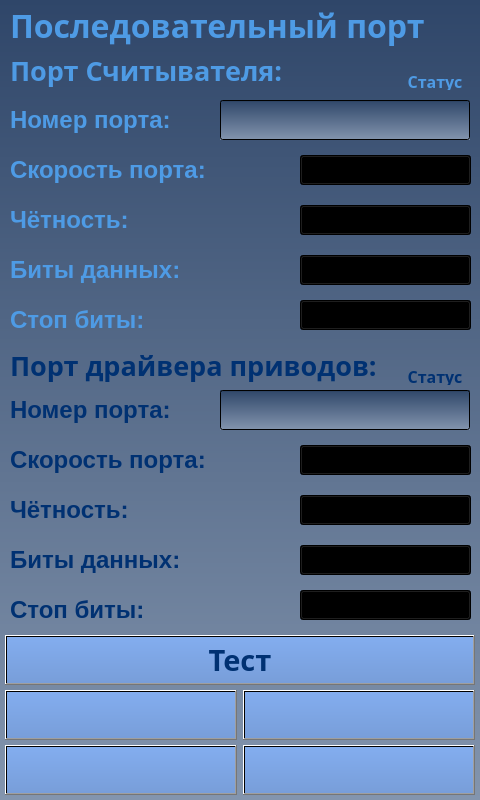
This is client/GUI/ui/screen_29_serial_options.ui in komrade2801/AutoSklad as Qt 5 draws it before an edit. The edited form follows.
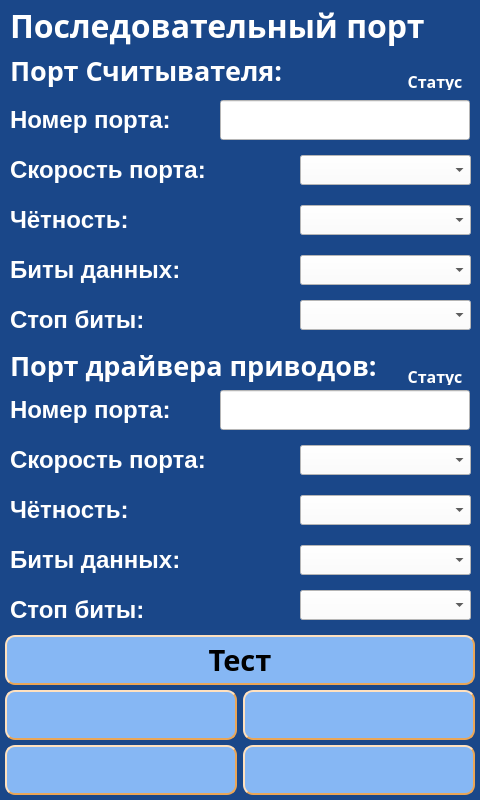
This is the edited form. Icons and pictures are not drawn.

```diff
--- a/client/GUI/ui/screen_29_serial_options.ui
+++ b/client/GUI/ui/screen_29_serial_options.ui
@@ -14,7 +14,7 @@
    <string>screen_29_serial_options</string>
   </property>
   <property name="styleSheet">
-   <string notr="true">background-color: qlineargradient(spread:pad, x1:0.5, y1:0, x2:0.5, y2:1, stop:0 rgba(47, 70, 105, 255), stop:1 rgba(131, 149, 174, 255));</string>
+   <string notr="true">background-color: #1A4789;</string>
   </property>
   <widget class="QComboBox" name="cmb_data_bits_driver">
    <property name="geometry">
@@ -25,6 +25,100 @@
      <height>30</height>
     </rect>
    </property>
+   <property name="palette">
+    <palette>
+     <active>
+      <colorrole role="Button">
+       <brush brushstyle="SolidPattern">
+        <color alpha="255">
+         <red>255</red>
+         <green>255</green>
+         <blue>255</blue>
+        </color>
+       </brush>
+      </colorrole>
+      <colorrole role="Base">
+       <brush brushstyle="SolidPattern">
+        <color alpha="255">
+         <red>255</red>
+         <green>255</green>
+         <blue>255</blue>
+        </color>
+       </brush>
+      </colorrole>
+      <colorrole role="Window">
+       <brush brushstyle="SolidPattern">
+        <color alpha="255">
+         <red>255</red>
+         <green>255</green>
+         <blue>255</blue>
+        </color>
+       </brush>
+      </colorrole>
+     </active>
+     <inactive>
+      <colorrole role="Button">
+       <brush brushstyle="SolidPattern">
+        <color alpha="255">
+         <red>255</red>
+         <green>255</green>
+         <blue>255</blue>
+        </color>
+       </brush>
+      </colorrole>
+      <colorrole role="Base">
+       <brush brushstyle="SolidPattern">
+        <color alpha="255">
+         <red>255</red>
+         <green>255</green>
+         <blue>255</blue>
+        </color>
+       </brush>
+      </colorrole>
+      <colorrole role="Window">
+       <brush brushstyle="SolidPattern">
+        <color alpha="255">
+         <red>255</red>
+         <green>255</green>
+         <blue>255</blue>
+        </color>
+       </brush>
+      </colorrole>
+     </inactive>
+     <disabled>
+      <colorrole role="Button">
+       <brush brushstyle="SolidPattern">
+        <color alpha="255">
+         <red>255</red>
+         <green>255</green>
+         <blue>255</blue>
+        </color>
+       </brush>
+      </colorrole>
+      <colorrole role="Base">
+       <brush brushstyle="SolidPattern">
+        <color alpha="255">
+         <red>255</red>
+         <green>255</green>
+         <blue>255</blue>
+        </color>
+       </brush>
+      </colorrole>
+      <colorrole role="Window">
+       <brush brushstyle="SolidPattern">
+        <color alpha="255">
+         <red>255</red>
+         <green>255</green>
+         <blue>255</blue>
+        </color>
+       </brush>
+      </colorrole>
+     </disabled>
+    </palette>
+   </property>
+   <property name="styleSheet">
+    <string notr="true">background-color: white</string>
+   </property>
   </widget>
   <widget class="QComboBox" name="cmb_stop_bits_driver">
    <property name="geometry">
@@ -35,6 +129,100 @@
      <height>30</height>
     </rect>
    </property>
+   <property name="palette">
+    <palette>
+     <active>
+      <colorrole role="Button">
+       <brush brushstyle="SolidPattern">
+        <color alpha="255">
+         <red>255</red>
+         <green>255</green>
+         <blue>255</blue>
+        </color>
+       </brush>
+      </colorrole>
+      <colorrole role="Base">
+       <brush brushstyle="SolidPattern">
+        <color alpha="255">
+         <red>255</red>
+         <green>255</green>
+         <blue>255</blue>
+        </color>
+       </brush>
+      </colorrole>
+      <colorrole role="Window">
+       <brush brushstyle="SolidPattern">
+        <color alpha="255">
+         <red>255</red>
+         <green>255</green>
+         <blue>255</blue>
+        </color>
+       </brush>
+      </colorrole>
+     </active>
+     <inactive>
+      <colorrole role="Button">
+       <brush brushstyle="SolidPattern">
+        <color alpha="255">
+         <red>255</red>
+         <green>255</green>
+         <blue>255</blue>
+        </color>
+       </brush>
+      </colorrole>
+      <colorrole role="Base">
+       <brush brushstyle="SolidPattern">
+        <color alpha="255">
+         <red>255</red>
+         <green>255</green>
+         <blue>255</blue>
+        </color>
+       </brush>
+      </colorrole>
+      <colorrole role="Window">
+       <brush brushstyle="SolidPattern">
+        <color alpha="255">
+         <red>255</red>
+         <green>255</green>
+         <blue>255</blue>
+        </color>
+       </brush>
+      </colorrole>
+     </inactive>
+     <disabled>
+      <colorrole role="Button">
+       <brush brushstyle="SolidPattern">
+        <color alpha="255">
+         <red>255</red>
+         <green>255</green>
+         <blue>255</blue>
+        </color>
+       </brush>
+      </colorrole>
+      <colorrole role="Base">
+       <brush brushstyle="SolidPattern">
+        <color alpha="255">
+         <red>255</red>
+         <green>255</green>
+         <blue>255</blue>
+        </color>
+       </brush>
+      </colorrole>
+      <colorrole role="Window">
+       <brush brushstyle="SolidPattern">
+        <color alpha="255">
+         <red>255</red>
+         <green>255</green>
+         <blue>255</blue>
+        </color>
+       </brush>
+      </colorrole>
+     </disabled>
+    </palette>
+   </property>
+   <property name="styleSheet">
+    <string notr="true">background-color: white</string>
+   </property>
   </widget>
   <widget class="QLabel" name="lbl_status_point_reader">
    <property name="geometry">
@@ -85,8 +273,12 @@
     </font>
    </property>
    <property name="styleSheet">
-    <string notr="true">background-color: qlineargradient(spread:pad, x1:0.5, y1:0, x2:0.5, y2:1, stop:0 rgba(131, 173, 239, 255), stop:1 rgba(120, 158, 217, 255));
-color: rgb(0, 49, 114);</string>
+    <string notr="true">color: #000000;
+background-color: #86B7F4;
+border-width: 2px;
+border-style: outset;
+border-color: #EAA657;
+border-radius: 10px;</string>
    </property>
    <property name="text">
     <string/>
@@ -126,8 +318,8 @@
     <enum>Qt::LeftToRight</enum>
    </property>
    <property name="styleSheet">
-    <string notr="true">color: rgb(78, 155, 229);
-background-color: qlineargradient(spread:pad, x1:0, y1:0, x2:1, y2:0, stop:0 rgba(0, 0, 0, 0), stop:1 rgba(255, 255, 255, 0));</string>
+    <string notr="true">color: white;
+background-color: #1A4789;</string>
    </property>
    <property name="text">
     <string>Порт Считывателя:</string>
@@ -157,8 +349,8 @@
     <enum>Qt::LeftToRight</enum>
    </property>
    <property name="styleSheet">
-    <string notr="true">color: rgb(0, 49, 114);
-background-color: qlineargradient(spread:pad, x1:0, y1:0, x2:1, y2:0, stop:0 rgba(0, 0, 0, 0), stop:1 rgba(255, 255, 255, 0));</string>
+    <string notr="true">color: white;
+background-color: #1A4789;</string>
    </property>
    <property name="text">
     <string>Номер порта:</string>
@@ -188,8 +380,8 @@
     <enum>Qt::LeftToRight</enum>
    </property>
    <property name="styleSheet">
-    <string notr="true">color: rgb(78, 155, 229);
-background-color: qlineargradient(spread:pad, x1:0, y1:0, x2:1, y2:0, stop:0 rgba(0, 0, 0, 0), stop:1 rgba(255, 255, 255, 0));</string>
+    <string notr="true">color: white;
+background-color: #1A4789;</string>
    </property>
    <property name="text">
     <string>Чётность:</string>
@@ -204,6 +396,100 @@
      <height>30</height>
     </rect>
    </property>
+   <property name="palette">
+    <palette>
+     <active>
+      <colorrole role="Button">
+       <brush brushstyle="SolidPattern">
+        <color alpha="255">
+         <red>255</red>
+         <green>255</green>
+         <blue>255</blue>
+        </color>
+       </brush>
+      </colorrole>
+      <colorrole role="Base">
+       <brush brushstyle="SolidPattern">
+        <color alpha="255">
+         <red>255</red>
+         <green>255</green>
+         <blue>255</blue>
+        </color>
+       </brush>
+      </colorrole>
+      <colorrole role="Window">
+       <brush brushstyle="SolidPattern">
+        <color alpha="255">
+         <red>255</red>
+         <green>255</green>
+         <blue>255</blue>
+        </color>
+       </brush>
+      </colorrole>
+     </active>
+     <inactive>
+      <colorrole role="Button">
+       <brush brushstyle="SolidPattern">
+        <color alpha="255">
+         <red>255</red>
+         <green>255</green>
+         <blue>255</blue>
+        </color>
+       </brush>
+      </colorrole>
+      <colorrole role="Base">
+       <brush brushstyle="SolidPattern">
+        <color alpha="255">
+         <red>255</red>
+         <green>255</green>
+         <blue>255</blue>
+        </color>
+       </brush>
+      </colorrole>
+      <colorrole role="Window">
+       <brush brushstyle="SolidPattern">
+        <color alpha="255">
+         <red>255</red>
+         <green>255</green>
+         <blue>255</blue>
+        </color>
+       </brush>
+      </colorrole>
+     </inactive>
+     <disabled>
+      <colorrole role="Button">
+       <brush brushstyle="SolidPattern">
+        <color alpha="255">
+         <red>255</red>
+         <green>255</green>
+         <blue>255</blue>
+        </color>
+       </brush>
+      </colorrole>
+      <colorrole role="Base">
+       <brush brushstyle="SolidPattern">
+        <color alpha="255">
+         <red>255</red>
+         <green>255</green>
+         <blue>255</blue>
+        </color>
+       </brush>
+      </colorrole>
+      <colorrole role="Window">
+       <brush brushstyle="SolidPattern">
+        <color alpha="255">
+         <red>255</red>
+         <green>255</green>
+         <blue>255</blue>
+        </color>
+       </brush>
+      </colorrole>
+     </disabled>
+    </palette>
+   </property>
+   <property name="styleSheet">
+    <string notr="true">background-color: white</string>
+   </property>
   </widget>
   <widget class="QLabel" name="lbl_info_11">
    <property name="enabled">
@@ -229,8 +515,8 @@
     <enum>Qt::LeftToRight</enum>
    </property>
    <property name="styleSheet">
-    <string notr="true">color: rgb(0, 49, 114);
-background-color: qlineargradient(spread:pad, x1:0, y1:0, x2:1, y2:0, stop:0 rgba(0, 0, 0, 0), stop:1 rgba(255, 255, 255, 0));</string>
+    <string notr="true">color: white;
+background-color: #1A4789;</string>
    </property>
    <property name="text">
     <string>Чётность:</string>
@@ -245,6 +531,100 @@
      <height>30</height>
     </rect>
    </property>
+   <property name="palette">
+    <palette>
+     <active>
+      <colorrole role="Button">
+       <brush brushstyle="SolidPattern">
+        <color alpha="255">
+         <red>255</red>
+         <green>255</green>
+         <blue>255</blue>
+        </color>
+       </brush>
+      </colorrole>
+      <colorrole role="Base">
+       <brush brushstyle="SolidPattern">
+        <color alpha="255">
+         <red>255</red>
+         <green>255</green>
+         <blue>255</blue>
+        </color>
+       </brush>
+      </colorrole>
+      <colorrole role="Window">
+       <brush brushstyle="SolidPattern">
+        <color alpha="255">
+         <red>255</red>
+         <green>255</green>
+         <blue>255</blue>
+        </color>
+       </brush>
+      </colorrole>
+     </active>
+     <inactive>
+      <colorrole role="Button">
+       <brush brushstyle="SolidPattern">
+        <color alpha="255">
+         <red>255</red>
+         <green>255</green>
+         <blue>255</blue>
+        </color>
+       </brush>
+      </colorrole>
+      <colorrole role="Base">
+       <brush brushstyle="SolidPattern">
+        <color alpha="255">
+         <red>255</red>
+         <green>255</green>
+         <blue>255</blue>
+        </color>
+       </brush>
+      </colorrole>
+      <colorrole role="Window">
+       <brush brushstyle="SolidPattern">
+        <color alpha="255">
+         <red>255</red>
+         <green>255</green>
+         <blue>255</blue>
+        </color>
+       </brush>
+      </colorrole>
+     </inactive>
+     <disabled>
+      <colorrole role="Button">
+       <brush brushstyle="SolidPattern">
+        <color alpha="255">
+         <red>255</red>
+         <green>255</green>
+         <blue>255</blue>
+        </color>
+       </brush>
+      </colorrole>
+      <colorrole role="Base">
+       <brush brushstyle="SolidPattern">
+        <color alpha="255">
+         <red>255</red>
+         <green>255</green>
+         <blue>255</blue>
+        </color>
+       </brush>
+      </colorrole>
+      <colorrole role="Window">
+       <brush brushstyle="SolidPattern">
+        <color alpha="255">
+         <red>255</red>
+         <green>255</green>
+         <blue>255</blue>
+        </color>
+       </brush>
+      </colorrole>
+     </disabled>
+    </palette>
+   </property>
+   <property name="styleSheet">
+    <string notr="true">background-color: white</string>
+   </property>
   </widget>
   <widget class="QComboBox" name="cmb_speed_reader">
    <property name="geometry">
@@ -255,6 +635,100 @@
      <height>30</height>
     </rect>
    </property>
+   <property name="palette">
+    <palette>
+     <active>
+      <colorrole role="Button">
+       <brush brushstyle="SolidPattern">
+        <color alpha="255">
+         <red>255</red>
+         <green>255</green>
+         <blue>255</blue>
+        </color>
+       </brush>
+      </colorrole>
+      <colorrole role="Base">
+       <brush brushstyle="SolidPattern">
+        <color alpha="255">
+         <red>255</red>
+         <green>255</green>
+         <blue>255</blue>
+        </color>
+       </brush>
+      </colorrole>
+      <colorrole role="Window">
+       <brush brushstyle="SolidPattern">
+        <color alpha="255">
+         <red>255</red>
+         <green>255</green>
+         <blue>255</blue>
+        </color>
+       </brush>
+      </colorrole>
+     </active>
+     <inactive>
+      <colorrole role="Button">
+       <brush brushstyle="SolidPattern">
+        <color alpha="255">
+         <red>255</red>
+         <green>255</green>
+         <blue>255</blue>
+        </color>
+       </brush>
+      </colorrole>
+      <colorrole role="Base">
+       <brush brushstyle="SolidPattern">
+        <color alpha="255">
+         <red>255</red>
+         <green>255</green>
+         <blue>255</blue>
+        </color>
+       </brush>
+      </colorrole>
+      <colorrole role="Window">
+       <brush brushstyle="SolidPattern">
+        <color alpha="255">
+         <red>255</red>
+         <green>255</green>
+         <blue>255</blue>
+        </color>
+       </brush>
+      </colorrole>
+     </inactive>
+     <disabled>
+      <colorrole role="Button">
+       <brush brushstyle="SolidPattern">
+        <color alpha="255">
+         <red>255</red>
+         <green>255</green>
+         <blue>255</blue>
+        </color>
+       </brush>
+      </colorrole>
+      <colorrole role="Base">
+       <brush brushstyle="SolidPattern">
+        <color alpha="255">
+         <red>255</red>
+         <green>255</green>
+         <blue>255</blue>
+        </color>
+       </brush>
+      </colorrole>
+      <colorrole role="Window">
+       <brush brushstyle="SolidPattern">
+        <color alpha="255">
+         <red>255</red>
+         <green>255</green>
+         <blue>255</blue>
+        </color>
+       </brush>
+      </colorrole>
+     </disabled>
+    </palette>
+   </property>
+   <property name="styleSheet">
+    <string notr="true">background-color: white</string>
+   </property>
   </widget>
   <widget class="QPushButton" name="btn_test">
    <property name="enabled">
@@ -283,8 +757,12 @@
     </font>
    </property>
    <property name="styleSheet">
-    <string notr="true">background-color: qlineargradient(spread:pad, x1:0.5, y1:0, x2:0.5, y2:1, stop:0 rgba(131, 173, 239, 255), stop:1 rgba(120, 158, 217, 255));
-color: rgb(0, 49, 114);</string>
+    <string notr="true">color: #000000;
+background-color: #86B7F4;
+border-width: 2px;
+border-style: outset;
+border-color: #EAA657;
+border-radius: 10px;</string>
    </property>
    <property name="text">
     <string>Тест</string>
@@ -323,8 +801,12 @@
     </font>
    </property>
    <property name="styleSheet">
-    <string notr="true">background-color: qlineargradient(spread:pad, x1:0.5, y1:0, x2:0.5, y2:1, stop:0 rgba(131, 173, 239, 255), stop:1 rgba(120, 158, 217, 255));
-color: rgb(0, 49, 114);</string>
+    <string notr="true">color: #000000;
+background-color: #86B7F4;
+border-width: 2px;
+border-style: outset;
+border-color: #EAA657;
+border-radius: 10px;</string>
    </property>
    <property name="text">
     <string/>
@@ -349,6 +831,100 @@
      <height>30</height>
     </rect>
    </property>
+   <property name="palette">
+    <palette>
+     <active>
+      <colorrole role="Button">
+       <brush brushstyle="SolidPattern">
+        <color alpha="255">
+         <red>255</red>
+         <green>255</green>
+         <blue>255</blue>
+        </color>
+       </brush>
+      </colorrole>
+      <colorrole role="Base">
+       <brush brushstyle="SolidPattern">
+        <color alpha="255">
+         <red>255</red>
+         <green>255</green>
+         <blue>255</blue>
+        </color>
+       </brush>
+      </colorrole>
+      <colorrole role="Window">
+       <brush brushstyle="SolidPattern">
+        <color alpha="255">
+         <red>255</red>
+         <green>255</green>
+         <blue>255</blue>
+        </color>
+       </brush>
+      </colorrole>
+     </active>
+     <inactive>
+      <colorrole role="Button">
+       <brush brushstyle="SolidPattern">
+        <color alpha="255">
+         <red>255</red>
+         <green>255</green>
+         <blue>255</blue>
+        </color>
+       </brush>
+      </colorrole>
+      <colorrole role="Base">
+       <brush brushstyle="SolidPattern">
+        <color alpha="255">
+         <red>255</red>
+         <green>255</green>
+         <blue>255</blue>
+        </color>
+       </brush>
+      </colorrole>
+      <colorrole role="Window">
+       <brush brushstyle="SolidPattern">
+        <color alpha="255">
+         <red>255</red>
+         <green>255</green>
+         <blue>255</blue>
+        </color>
+       </brush>
+      </colorrole>
+     </inactive>
+     <disabled>
+      <colorrole role="Button">
+       <brush brushstyle="SolidPattern">
+        <color alpha="255">
+         <red>255</red>
+         <green>255</green>
+         <blue>255</blue>
+        </color>
+       </brush>
+      </colorrole>
+      <colorrole role="Base">
+       <brush brushstyle="SolidPattern">
+        <color alpha="255">
+         <red>255</red>
+         <green>255</green>
+         <blue>255</blue>
+        </color>
+       </brush>
+      </colorrole>
+      <colorrole role="Window">
+       <brush brushstyle="SolidPattern">
+        <color alpha="255">
+         <red>255</red>
+         <green>255</green>
+         <blue>255</blue>
+        </color>
+       </brush>
+      </colorrole>
+     </disabled>
+    </palette>
+   </property>
+   <property name="styleSheet">
+    <string notr="true">background-color: white</string>
+   </property>
   </widget>
   <widget class="QLineEdit" name="edit_port_reader">
    <property name="geometry">
@@ -359,6 +935,205 @@
      <height>40</height>
     </rect>
    </property>
+   <property name="palette">
+    <palette>
+     <active>
+      <colorrole role="WindowText">
+       <brush brushstyle="SolidPattern">
+        <color alpha="255">
+         <red>0</red>
+         <green>0</green>
+         <blue>0</blue>
+        </color>
+       </brush>
+      </colorrole>
+      <colorrole role="Button">
+       <brush brushstyle="SolidPattern">
+        <color alpha="255">
+         <red>255</red>
+         <green>255</green>
+         <blue>255</blue>
+        </color>
+       </brush>
+      </colorrole>
+      <colorrole role="Text">
+       <brush brushstyle="SolidPattern">
+        <color alpha="255">
+         <red>0</red>
+         <green>0</green>
+         <blue>0</blue>
+        </color>
+       </brush>
+      </colorrole>
+      <colorrole role="Base">
+       <brush brushstyle="SolidPattern">
+        <color alpha="255">
+         <red>255</red>
+         <green>255</green>
+         <blue>255</blue>
+        </color>
+       </brush>
+      </colorrole>
+      <colorrole role="Window">
+       <brush brushstyle="SolidPattern">
+        <color alpha="255">
+         <red>255</red>
+         <green>255</green>
+         <blue>255</blue>
+        </color>
+       </brush>
+      </colorrole>
+      <colorrole role="ToolTipText">
+       <brush brushstyle="SolidPattern">
+        <color alpha="255">
+         <red>255</red>
+         <green>255</green>
+         <blue>255</blue>
+        </color>
+       </brush>
+      </colorrole>
+      <colorrole role="PlaceholderText">
+       <brush brushstyle="SolidPattern">
+        <color alpha="128">
+         <red>255</red>
+         <green>255</green>
+         <blue>255</blue>
+        </color>
+       </brush>
+      </colorrole>
+     </active>
+     <inactive>
+      <colorrole role="WindowText">
+       <brush brushstyle="SolidPattern">
+        <color alpha="255">
+         <red>0</red>
+         <green>0</green>
+         <blue>0</blue>
+        </color>
+       </brush>
+      </colorrole>
+      <colorrole role="Button">
+       <brush brushstyle="SolidPattern">
+        <color alpha="255">
+         <red>255</red>
+         <green>255</green>
+         <blue>255</blue>
+        </color>
+       </brush>
+      </colorrole>
+      <colorrole role="Text">
+       <brush brushstyle="SolidPattern">
+        <color alpha="255">
+         <red>0</red>
+         <green>0</green>
+         <blue>0</blue>
+        </color>
+       </brush>
+      </colorrole>
+      <colorrole role="Base">
+       <brush brushstyle="SolidPattern">
+        <color alpha="255">
+         <red>255</red>
+         <green>255</green>
+         <blue>255</blue>
+        </color>
+       </brush>
+      </colorrole>
+      <colorrole role="Window">
+       <brush brushstyle="SolidPattern">
+        <color alpha="255">
+         <red>255</red>
+         <green>255</green>
+         <blue>255</blue>
+        </color>
+       </brush>
+      </colorrole>
+      <colorrole role="ToolTipText">
+       <brush brushstyle="SolidPattern">
+        <color alpha="255">
+         <red>255</red>
+         <green>255</green>
+         <blue>255</blue>
+        </color>
+       </brush>
+      </colorrole>
+      <colorrole role="PlaceholderText">
+       <brush brushstyle="SolidPattern">
+        <color alpha="128">
+         <red>255</red>
+         <green>255</green>
+         <blue>255</blue>
+        </color>
+       </brush>
+      </colorrole>
+     </inactive>
+     <disabled>
+      <colorrole role="WindowText">
+       <brush brushstyle="SolidPattern">
+        <color alpha="255">
+         <red>120</red>
+         <green>120</green>
+         <blue>120</blue>
+        </color>
+       </brush>
+      </colorrole>
+      <colorrole role="Button">
+       <brush brushstyle="SolidPattern">
+        <color alpha="255">
+         <red>255</red>
+         <green>255</green>
+         <blue>255</blue>
+        </color>
+       </brush>
+      </colorrole>
+      <colorrole role="Text">
+       <brush brushstyle="SolidPattern">
+        <color alpha="255">
+         <red>120</red>
+         <green>120</green>
+         <blue>120</blue>
+        </color>
+       </brush>
+      </colorrole>
+      <colorrole role="Base">
+       <brush brushstyle="SolidPattern">
+        <color alpha="255">
+         <red>255</red>
+         <green>255</green>
+         <blue>255</blue>
+        </color>
+       </brush>
+      </colorrole>
+      <colorrole role="Window">
+       <brush brushstyle="SolidPattern">
+        <color alpha="255">
+         <red>255</red>
+         <green>255</green>
+         <blue>255</blue>
+        </color>
+       </brush>
+      </colorrole>
+      <colorrole role="ToolTipText">
+       <brush brushstyle="SolidPattern">
+        <color alpha="255">
+         <red>255</red>
+         <green>255</green>
+         <blue>255</blue>
+        </color>
+       </brush>
+      </colorrole>
+      <colorrole role="PlaceholderText">
+       <brush brushstyle="SolidPattern">
+        <color alpha="128">
+         <red>0</red>
+         <green>0</green>
+         <blue>0</blue>
+        </color>
+       </brush>
+      </colorrole>
+     </disabled>
+    </palette>
+   </property>
    <property name="font">
     <font>
      <family>Arial Black</family>
@@ -367,6 +1142,12 @@
      <bold>true</bold>
     </font>
    </property>
+   <property name="styleSheet">
+    <string notr="true">background-color: white</string>
+   </property>
+   <property name="text">
+    <string/>
+   </property>
    <property name="frame">
     <bool>true</bool>
    </property>
@@ -426,8 +1207,12 @@
     </font>
    </property>
    <property name="styleSheet">
-    <string notr="true">background-color: qlineargradient(spread:pad, x1:0.5, y1:0, x2:0.5, y2:1, stop:0 rgba(131, 173, 239, 255), stop:1 rgba(120, 158, 217, 255));
-color: rgb(0, 49, 114);</string>
+    <string notr="true">color: #000000;
+background-color: #86B7F4;
+border-width: 2px;
+border-style: outset;
+border-color: #EAA657;
+border-radius: 10px;</string>
    </property>
    <property name="text">
     <string/>
@@ -467,8 +1252,8 @@
     <enum>Qt::LeftToRight</enum>
    </property>
    <property name="styleSheet">
-    <string notr="true">color: rgb(78, 155, 229);
-background-color: qlineargradient(spread:pad, x1:0, y1:0, x2:1, y2:0, stop:0 rgba(0, 0, 0, 0), stop:1 rgba(255, 255, 255, 0));</string>
+    <string notr="true">color: white;
+background-color: #1A4789;</string>
    </property>
    <property name="text">
     <string>Скорость порта:</string>
@@ -498,8 +1283,8 @@
     <enum>Qt::LeftToRight</enum>
    </property>
    <property name="styleSheet">
-    <string notr="true">color: rgb(78, 155, 229);
-background-color: qlineargradient(spread:pad, x1:0, y1:0, x2:1, y2:0, stop:0 rgba(0, 0, 0, 0), stop:1 rgba(255, 255, 255, 0));</string>
+    <string notr="true">color: white;
+background-color: #1A4789;</string>
    </property>
    <property name="text">
     <string>&lt;html&gt;&lt;head/&gt;&lt;body&gt;&lt;p align=&quot;center&quot;&gt;Статус&lt;/p&gt;&lt;/body&gt;&lt;/html&gt;</string>
@@ -532,8 +1317,12 @@
     </font>
    </property>
    <property name="styleSheet">
-    <string notr="true">background-color: qlineargradient(spread:pad, x1:0.5, y1:0, x2:0.5, y2:1, stop:0 rgba(131, 173, 239, 255), stop:1 rgba(120, 158, 217, 255));
-color: rgb(0, 49, 114);</string>
+    <string notr="true">color: #000000;
+background-color: #86B7F4;
+border-width: 2px;
+border-style: outset;
+border-color: #EAA657;
+border-radius: 10px;</string>
    </property>
    <property name="text">
     <string/>
@@ -573,8 +1362,8 @@
     <enum>Qt::LeftToRight</enum>
    </property>
    <property name="styleSheet">
-    <string notr="true">color: rgb(0, 49, 114);
-background-color: qlineargradient(spread:pad, x1:0, y1:0, x2:1, y2:0, stop:0 rgba(0, 0, 0, 0), stop:1 rgba(255, 255, 255, 0));</string>
+    <string notr="true">color: white;
+background-color: #1A4789;</string>
    </property>
    <property name="text">
     <string>Стоп биты:</string>
@@ -589,6 +1378,100 @@
      <height>30</height>
     </rect>
    </property>
+   <property name="palette">
+    <palette>
+     <active>
+      <colorrole role="Button">
+       <brush brushstyle="SolidPattern">
+        <color alpha="255">
+         <red>255</red>
+         <green>255</green>
+         <blue>255</blue>
+        </color>
+       </brush>
+      </colorrole>
+      <colorrole role="Base">
+       <brush brushstyle="SolidPattern">
+        <color alpha="255">
+         <red>255</red>
+         <green>255</green>
+         <blue>255</blue>
+        </color>
+       </brush>
+      </colorrole>
+      <colorrole role="Window">
+       <brush brushstyle="SolidPattern">
+        <color alpha="255">
+         <red>255</red>
+         <green>255</green>
+         <blue>255</blue>
+        </color>
+       </brush>
+      </colorrole>
+     </active>
+     <inactive>
+      <colorrole role="Button">
+       <brush brushstyle="SolidPattern">
+        <color alpha="255">
+         <red>255</red>
+         <green>255</green>
+         <blue>255</blue>
+        </color>
+       </brush>
+      </colorrole>
+      <colorrole role="Base">
+       <brush brushstyle="SolidPattern">
+        <color alpha="255">
+         <red>255</red>
+         <green>255</green>
+         <blue>255</blue>
+        </color>
+       </brush>
+      </colorrole>
+      <colorrole role="Window">
+       <brush brushstyle="SolidPattern">
+        <color alpha="255">
+         <red>255</red>
+         <green>255</green>
+         <blue>255</blue>
+        </color>
+       </brush>
+      </colorrole>
+     </inactive>
+     <disabled>
+      <colorrole role="Button">
+       <brush brushstyle="SolidPattern">
+        <color alpha="255">
+         <red>255</red>
+         <green>255</green>
+         <blue>255</blue>
+        </color>
+       </brush>
+      </colorrole>
+      <colorrole role="Base">
+       <brush brushstyle="SolidPattern">
+        <color alpha="255">
+         <red>255</red>
+         <green>255</green>
+         <blue>255</blue>
+        </color>
+       </brush>
+      </colorrole>
+      <colorrole role="Window">
+       <brush brushstyle="SolidPattern">
+        <color alpha="255">
+         <red>255</red>
+         <green>255</green>
+         <blue>255</blue>
+        </color>
+       </brush>
+      </colorrole>
+     </disabled>
+    </palette>
+   </property>
+   <property name="styleSheet">
+    <string notr="true">background-color: white</string>
+   </property>
   </widget>
   <widget class="QLabel" name="lbl_info_6">
    <property name="enabled">
@@ -614,8 +1497,8 @@
     <enum>Qt::LeftToRight</enum>
    </property>
    <property name="styleSheet">
-    <string notr="true">color: rgb(78, 155, 229);
-background-color: qlineargradient(spread:pad, x1:0, y1:0, x2:1, y2:0, stop:0 rgba(0, 0, 0, 0), stop:1 rgba(255, 255, 255, 0));</string>
+    <string notr="true">color: white;
+background-color: #1A4789;</string>
    </property>
    <property name="text">
     <string>Биты данных:</string>
@@ -630,6 +1513,100 @@
      <height>30</height>
     </rect>
    </property>
+   <property name="palette">
+    <palette>
+     <active>
+      <colorrole role="Button">
+       <brush brushstyle="SolidPattern">
+        <color alpha="255">
+         <red>255</red>
+         <green>255</green>
+         <blue>255</blue>
+        </color>
+       </brush>
+      </colorrole>
+      <colorrole role="Base">
+       <brush brushstyle="SolidPattern">
+        <color alpha="255">
+         <red>255</red>
+         <green>255</green>
+         <blue>255</blue>
+        </color>
+       </brush>
+      </colorrole>
+      <colorrole role="Window">
+       <brush brushstyle="SolidPattern">
+        <color alpha="255">
+         <red>255</red>
+         <green>255</green>
+         <blue>255</blue>
+        </color>
+       </brush>
+      </colorrole>
+     </active>
+     <inactive>
+      <colorrole role="Button">
+       <brush brushstyle="SolidPattern">
+        <color alpha="255">
+         <red>255</red>
+         <green>255</green>
+         <blue>255</blue>
+        </color>
+       </brush>
+      </colorrole>
+      <colorrole role="Base">
+       <brush brushstyle="SolidPattern">
+        <color alpha="255">
+         <red>255</red>
+         <green>255</green>
+         <blue>255</blue>
+        </color>
+       </brush>
+      </colorrole>
+      <colorrole role="Window">
+       <brush brushstyle="SolidPattern">
+        <color alpha="255">
+         <red>255</red>
+         <green>255</green>
+         <blue>255</blue>
+        </color>
+       </brush>
+      </colorrole>
+     </inactive>
+     <disabled>
+      <colorrole role="Button">
+       <brush brushstyle="SolidPattern">
+        <color alpha="255">
+         <red>255</red>
+         <green>255</green>
+         <blue>255</blue>
+        </color>
+       </brush>
+      </colorrole>
+      <colorrole role="Base">
+       <brush brushstyle="SolidPattern">
+        <color alpha="255">
+         <red>255</red>
+         <green>255</green>
+         <blue>255</blue>
+        </color>
+       </brush>
+      </colorrole>
+      <colorrole role="Window">
+       <brush brushstyle="SolidPattern">
+        <color alpha="255">
+         <red>255</red>
+         <green>255</green>
+         <blue>255</blue>
+        </color>
+       </brush>
+      </colorrole>
+     </disabled>
+    </palette>
+   </property>
+   <property name="styleSheet">
+    <string notr="true">background-color: white</string>
+   </property>
   </widget>
   <widget class="QLabel" name="lbl_info_7">
    <property name="enabled">
@@ -655,8 +1632,8 @@
     <enum>Qt::LeftToRight</enum>
    </property>
    <property name="styleSheet">
-    <string notr="true">color: rgb(78, 155, 229);
-background-color: qlineargradient(spread:pad, x1:0, y1:0, x2:1, y2:0, stop:0 rgba(0, 0, 0, 0), stop:1 rgba(255, 255, 255, 0));</string>
+    <string notr="true">color: white;
+background-color: #1A4789;</string>
    </property>
    <property name="text">
     <string>Стоп биты:</string>
@@ -686,8 +1663,8 @@
     <enum>Qt::LeftToRight</enum>
    </property>
    <property name="styleSheet">
-    <string notr="true">color: rgb(78, 155, 229);
-background-color: qlineargradient(spread:pad, x1:0, y1:0, x2:1, y2:0, stop:0 rgba(0, 0, 0, 0), stop:1 rgba(255, 255, 255, 0));</string>
+    <string notr="true">color: white;
+background-color: #1A4789;</string>
    </property>
    <property name="text">
     <string>Номер порта:</string>
@@ -702,6 +1679,205 @@
      <height>40</height>
     </rect>
    </property>
+   <property name="palette">
+    <palette>
+     <active>
+      <colorrole role="WindowText">
+       <brush brushstyle="SolidPattern">
+        <color alpha="255">
+         <red>0</red>
+         <green>0</green>
+         <blue>0</blue>
+        </color>
+       </brush>
+      </colorrole>
+      <colorrole role="Button">
+       <brush brushstyle="SolidPattern">
+        <color alpha="255">
+         <red>255</red>
+         <green>255</green>
+         <blue>255</blue>
+        </color>
+       </brush>
+      </colorrole>
+      <colorrole role="Text">
+       <brush brushstyle="SolidPattern">
+        <color alpha="255">
+         <red>0</red>
+         <green>0</green>
+         <blue>0</blue>
+        </color>
+       </brush>
+      </colorrole>
+      <colorrole role="Base">
+       <brush brushstyle="SolidPattern">
+        <color alpha="255">
+         <red>255</red>
+         <green>255</green>
+         <blue>255</blue>
+        </color>
+       </brush>
+      </colorrole>
+      <colorrole role="Window">
+       <brush brushstyle="SolidPattern">
+        <color alpha="255">
+         <red>255</red>
+         <green>255</green>
+         <blue>255</blue>
+        </color>
+       </brush>
+      </colorrole>
+      <colorrole role="ToolTipText">
+       <brush brushstyle="SolidPattern">
+        <color alpha="255">
+         <red>255</red>
+         <green>255</green>
+         <blue>255</blue>
+        </color>
+       </brush>
+      </colorrole>
+      <colorrole role="PlaceholderText">
+       <brush brushstyle="SolidPattern">
+        <color alpha="128">
+         <red>255</red>
+         <green>255</green>
+         <blue>255</blue>
+        </color>
+       </brush>
+      </colorrole>
+     </active>
+     <inactive>
+      <colorrole role="WindowText">
+       <brush brushstyle="SolidPattern">
+        <color alpha="255">
+         <red>0</red>
+         <green>0</green>
+         <blue>0</blue>
+        </color>
+       </brush>
+      </colorrole>
+      <colorrole role="Button">
+       <brush brushstyle="SolidPattern">
+        <color alpha="255">
+         <red>255</red>
+         <green>255</green>
+         <blue>255</blue>
+        </color>
+       </brush>
+      </colorrole>
+      <colorrole role="Text">
+       <brush brushstyle="SolidPattern">
+        <color alpha="255">
+         <red>0</red>
+         <green>0</green>
+         <blue>0</blue>
+        </color>
+       </brush>
+      </colorrole>
+      <colorrole role="Base">
+       <brush brushstyle="SolidPattern">
+        <color alpha="255">
+         <red>255</red>
+         <green>255</green>
+         <blue>255</blue>
+        </color>
+       </brush>
+      </colorrole>
+      <colorrole role="Window">
+       <brush brushstyle="SolidPattern">
+        <color alpha="255">
+         <red>255</red>
+         <green>255</green>
+         <blue>255</blue>
+        </color>
+       </brush>
+      </colorrole>
+      <colorrole role="ToolTipText">
+       <brush brushstyle="SolidPattern">
+        <color alpha="255">
+         <red>255</red>
+         <green>255</green>
+         <blue>255</blue>
+        </color>
+       </brush>
+      </colorrole>
+      <colorrole role="PlaceholderText">
+       <brush brushstyle="SolidPattern">
+        <color alpha="128">
+         <red>255</red>
+         <green>255</green>
+         <blue>255</blue>
+        </color>
+       </brush>
+      </colorrole>
+     </inactive>
+     <disabled>
+      <colorrole role="WindowText">
+       <brush brushstyle="SolidPattern">
+        <color alpha="255">
+         <red>120</red>
+         <green>120</green>
+         <blue>120</blue>
+        </color>
+       </brush>
+      </colorrole>
+      <colorrole role="Button">
+       <brush brushstyle="SolidPattern">
+        <color alpha="255">
+         <red>255</red>
+         <green>255</green>
+         <blue>255</blue>
+        </color>
+       </brush>
+      </colorrole>
+      <colorrole role="Text">
+       <brush brushstyle="SolidPattern">
+        <color alpha="255">
+         <red>120</red>
+         <green>120</green>
+         <blue>120</blue>
+        </color>
+       </brush>
+      </colorrole>
+      <colorrole role="Base">
+       <brush brushstyle="SolidPattern">
+        <color alpha="255">
+         <red>255</red>
+         <green>255</green>
+         <blue>255</blue>
+        </color>
+       </brush>
+      </colorrole>
+      <colorrole role="Window">
+       <brush brushstyle="SolidPattern">
+        <color alpha="255">
+         <red>255</red>
+         <green>255</green>
+         <blue>255</blue>
+        </color>
+       </brush>
+      </colorrole>
+      <colorrole role="ToolTipText">
+       <brush brushstyle="SolidPattern">
+        <color alpha="255">
+         <red>255</red>
+         <green>255</green>
+         <blue>255</blue>
+        </color>
+       </brush>
+      </colorrole>
+      <colorrole role="PlaceholderText">
+       <brush brushstyle="SolidPattern">
+        <color alpha="128">
+         <red>0</red>
+         <green>0</green>
+         <blue>0</blue>
+        </color>
+       </brush>
+      </colorrole>
+     </disabled>
+    </palette>
+   </property>
    <property name="font">
     <font>
      <family>Arial Black</family>
@@ -710,6 +1886,9 @@
      <bold>true</bold>
     </font>
    </property>
+   <property name="styleSheet">
+    <string notr="true">background-color: white</string>
+   </property>
    <property name="frame">
     <bool>true</bool>
    </property>
@@ -744,8 +1923,8 @@
     <enum>Qt::LeftToRight</enum>
    </property>
    <property name="styleSheet">
-    <string notr="true">color: rgb(0, 49, 114);
-background-color: qlineargradient(spread:pad, x1:0, y1:0, x2:1, y2:0, stop:0 rgba(0, 0, 0, 0), stop:1 rgba(255, 255, 255, 0));</string>
+    <string notr="true">color: white;
+background-color: #1A4789;</string>
    </property>
    <property name="text">
     <string>&lt;html&gt;&lt;head/&gt;&lt;body&gt;&lt;p align=&quot;center&quot;&gt;Статус&lt;/p&gt;&lt;/body&gt;&lt;/html&gt;</string>
@@ -775,8 +1954,8 @@
     <enum>Qt::LeftToRight</enum>
    </property>
    <property name="styleSheet">
-    <string notr="true">color: rgb(0, 49, 114);
-background-color: qlineargradient(spread:pad, x1:0, y1:0, x2:1, y2:0, stop:0 rgba(0, 0, 0, 0), stop:1 rgba(255, 255, 255, 0));</string>
+    <string notr="true">color: white;
+background-color: #1A4789;</string>
    </property>
    <property name="text">
     <string>Порт драйвера приводов:</string>
@@ -806,8 +1985,8 @@
     <enum>Qt::LeftToRight</enum>
    </property>
    <property name="styleSheet">
-    <string notr="true">color: rgb(0, 49, 114);
-background-color: qlineargradient(spread:pad, x1:0, y1:0, x2:1, y2:0, stop:0 rgba(0, 0, 0, 0), stop:1 rgba(255, 255, 255, 0));</string>
+    <string notr="true">color: white;
+background-color: #1A4789;</string>
    </property>
    <property name="text">
     <string>Скорость порта:</string>
@@ -837,8 +2016,8 @@
     <enum>Qt::LeftToRight</enum>
    </property>
    <property name="styleSheet">
-    <string notr="true">color: rgb(78, 155, 229);
-background-color: qlineargradient(spread:pad, x1:0, y1:0, x2:1, y2:0, stop:0 rgba(0, 0, 0, 0), stop:1 rgba(255, 255, 255, 0));</string>
+    <string notr="true">color: white;
+background-color: #1A4789;</string>
    </property>
    <property name="text">
     <string>Последовательный порт</string>
@@ -868,8 +2047,8 @@
     <enum>Qt::LeftToRight</enum>
    </property>
    <property name="styleSheet">
-    <string notr="true">color: rgb(0, 49, 114);
-background-color: qlineargradient(spread:pad, x1:0, y1:0, x2:1, y2:0, stop:0 rgba(0, 0, 0, 0), stop:1 rgba(255, 255, 255, 0));</string>
+    <string notr="true">color: white;
+background-color: #1A4789;</string>
    </property>
    <property name="text">
     <string>Биты данных:</string>
```
Left out of the diff: 16 changed lines with no effect on the pictures.
